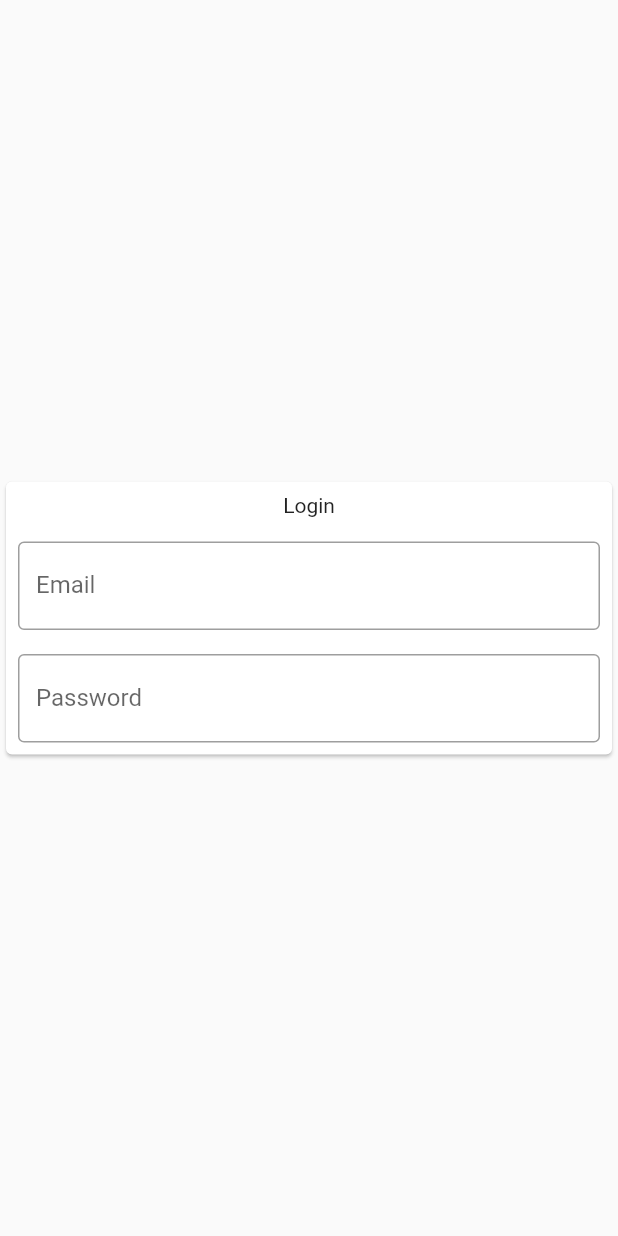
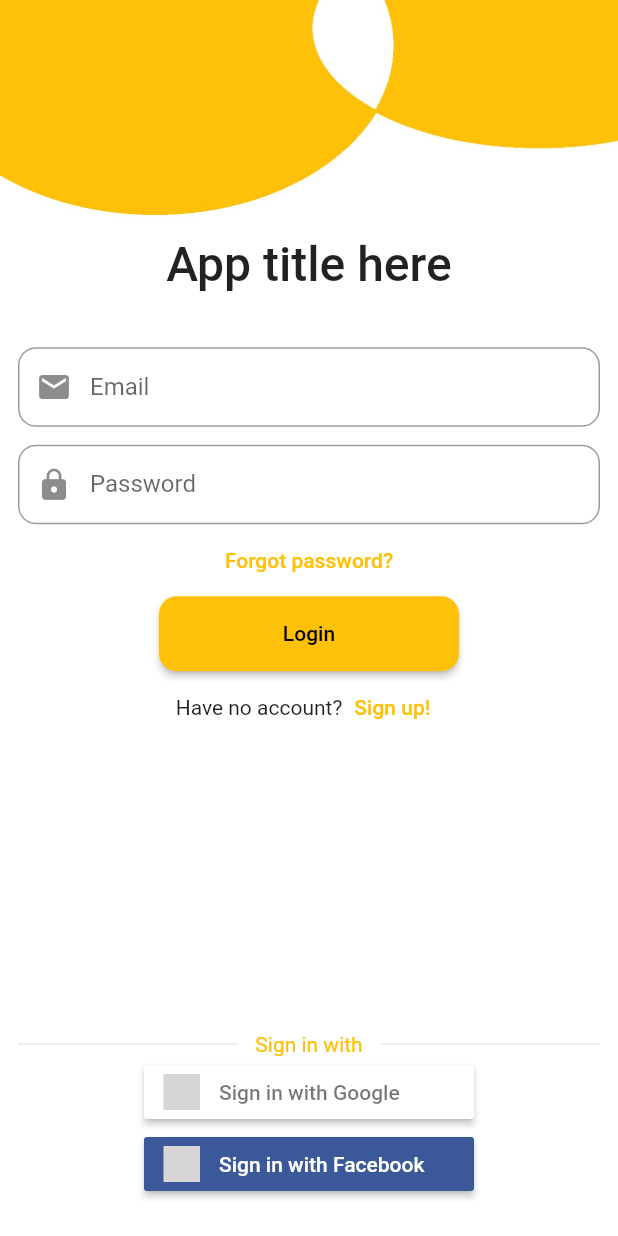
Before and after one commit to johanehinger/booking_template_app, a Flutter app: the screen it shows after launch, on a phone screen of 412 x 824 dp. Run offline on Flutter 3.47's test engine with Material 2 defaults, Android fonts, the phone set to English and light mode, and no system bars; our stand-ins replace flutter_signin_button; grey boxes are pictures that could not be loaded.

Commit message:
feature: added login and sign up screens
This commit introduces a login screen as well as a sign up screen.
Placeholder code is added in actual sign in functions.

```diff
--- /dev/null
+++ b/lib/design/theme_colors.dart
@@ -0,0 +1,5 @@
+import 'package:flutter/material.dart';
+
+class ThemeColors {
+  static const primary = Colors.amber;
+}
--- a/lib/main.dart
+++ b/lib/main.dart
@@ -1,4 +1,6 @@
 import 'package:flutter/material.dart';
+import 'package:flutter/services.dart';
+import 'package:social_influencer_template_app/design/theme_colors.dart';
 import 'package:social_influencer_template_app/screens/auth_screen.dart';
 
 void main() {
@@ -9,10 +11,14 @@ class MyApp extends StatelessWidget {
   // This widget is the root of your application.
   @override
   Widget build(BuildContext context) {
+    SystemChrome.setPreferredOrientations([
+      DeviceOrientation.portraitUp,
+      DeviceOrientation.portraitDown,
+    ]);
     return MaterialApp(
       title: 'Flutter Demo',
       theme: ThemeData(
-        primarySwatch: Colors.blue,
+        primarySwatch: ThemeColors.primary,
       ),
       home: AuthScreen(),
     );
--- a/lib/screens/auth_screen.dart
+++ b/lib/screens/auth_screen.dart
@@ -1,4 +1,8 @@
 import 'package:flutter/material.dart';
+import 'package:flutter_signin_button/button_list.dart';
+import 'package:flutter_signin_button/button_view.dart';
+import 'package:social_influencer_template_app/screens/sign_up_screen.dart';
+import 'package:social_influencer_template_app/widgets/text_input.dart';
 
 class AuthScreen extends StatefulWidget {
   const AuthScreen({Key? key}) : super(key: key);
@@ -8,44 +12,149 @@ class AuthScreen extends StatefulWidget {
 }
 
 class _AuthScreenState extends State<AuthScreen> {
+  void _login() {
+    print("Login");
+  }
+
+  void _forgotPassword() {
+    print("Forgot password");
+  }
+
+  void _signUp() {
+    Navigator.push(
+      context,
+      MaterialPageRoute(
+        builder: (context) => SignUpScreen(),
+      ),
+    );
+  }
+
+  void _loginWithGoogle() {
+    print("Login with google");
+  }
+
   @override
   Widget build(BuildContext context) {
     return Scaffold(
-      body: Column(
-          mainAxisAlignment: MainAxisAlignment.center,
+      body: Container(
+        height: double.infinity,
+        decoration: BoxDecoration(
+          image: const DecorationImage(
+            image: const AssetImage('assets/auth_background.jpg'),
+            fit: BoxFit.cover,
+          ),
+        ),
+        child: Column(
           crossAxisAlignment: CrossAxisAlignment.center,
+          mainAxisAlignment: MainAxisAlignment.spaceAround,
           children: [
-            Card(
-              child: Column(
-                children: [
-                  Padding(
-                    padding: const EdgeInsets.all(8.0),
-                    child: Text('Login'),
-                  ),
-                  Padding(
-                    padding: const EdgeInsets.all(8.0),
-                    child: TextField(
-                      obscureText: false,
-                      decoration: InputDecoration(
-                        border: OutlineInputBorder(),
-                        labelText: 'Email',
+            Expanded(
+              child: Container(
+                child: Column(
+                  crossAxisAlignment: CrossAxisAlignment.center,
+                  mainAxisAlignment: MainAxisAlignment.center,
+                  children: [
+                    const Text(
+                      "App title here",
+                      style: const TextStyle(
+                        fontSize: 32.0,
+                        fontWeight: FontWeight.w500,
                       ),
                     ),
-                  ),
-                  Padding(
-                    padding: const EdgeInsets.all(8.0),
-                    child: TextField(
+                    const SizedBox(
+                      height: 24,
+                    ),
+                    TextInput(
+                      icon: const Icon(
+                        Icons.email,
+                      ),
+                      obscureText: false,
+                      labelText: "Email",
+                    ),
+                    TextInput(
+                      icon: const Icon(
+                        Icons.lock,
+                      ),
                       obscureText: true,
-                      decoration: InputDecoration(
-                        border: OutlineInputBorder(),
-                        labelText: 'Password',
+                      labelText: "Password",
+                    ),
+                    TextButton(
+                        onPressed: _forgotPassword,
+                        child: const Text('Forgot password?')),
+                    Container(
+                      width: 200.0,
+                      height: 50.0,
+                      child: ElevatedButton(
+                        style: ButtonStyle(
+                          shape:
+                              MaterialStateProperty.all<RoundedRectangleBorder>(
+                            RoundedRectangleBorder(
+                              borderRadius: BorderRadius.circular(12.0),
+                            ),
+                          ),
+                        ),
+                        onPressed: _login,
+                        child: const Text('Login'),
                       ),
                     ),
+                    Row(
+                      mainAxisAlignment: MainAxisAlignment.center,
+                      crossAxisAlignment: CrossAxisAlignment.center,
+                      children: [
+                        const Text("Have no account?"),
+                        TextButton(
+                            onPressed: _signUp, child: const Text('Sign up!')),
+                      ],
+                    ),
+                    const SizedBox(
+                      height: 35.0,
+                    ),
+                  ],
+                ),
+              ),
+            ),
+            Container(
+              child: Column(
+                crossAxisAlignment: CrossAxisAlignment.center,
+                mainAxisAlignment: MainAxisAlignment.spaceBetween,
+                children: [
+                  Row(
+                    children: [
+                      const Expanded(
+                        child: const Divider(
+                          indent: 12.0,
+                          endIndent: 12.0,
+                        ),
+                      ),
+                      Text(
+                        "Sign in with",
+                        style: TextStyle(color: Theme.of(context).primaryColor),
+                      ),
+                      const Expanded(
+                        child: const Divider(
+                          indent: 12.0,
+                          endIndent: 12.0,
+                        ),
+                      ),
+                    ],
                   ),
+                  SignInButton(
+                    Buttons.Google,
+                    onPressed: () => _loginWithGoogle(),
+                  ),
+                  SignInButton(
+                    Buttons.Facebook,
+                    onPressed: () => _loginWithGoogle(),
+                  ),
+                  const SizedBox(
+                    height: 24,
+                  )
                 ],
               ),
             ),
-          ]),
+          ],
+        ),
+      ),
     );
   }
 }
--- /dev/null
+++ b/lib/widgets/text_input.dart
@@ -0,0 +1,36 @@
+import 'package:flutter/material.dart';
+
+class TextInput extends StatelessWidget {
+  final Icon icon;
+  final bool obscureText;
+  final String labelText;
+  TextInput({
+    required this.icon,
+    required this.obscureText,
+    required this.labelText,
+  });
+
+  @override
+  Widget build(BuildContext context) {
+    return Container(
+      height: 65.0,
+      padding: const EdgeInsets.only(
+        top: 12.0,
+        left: 12.0,
+        right: 12.0,
+      ),
+      child: TextField(
+        obscureText: obscureText,
+        decoration: InputDecoration(
+          prefixIcon: icon,
+          border: const OutlineInputBorder(
+            borderRadius: const BorderRadius.all(
+              const Radius.circular(12.0),
+            ),
+          ),
+          labelText: labelText,
+        ),
+      ),
+    );
+  }
+}
--- a/pubspec.yaml
+++ b/pubspec.yaml
@@ -21,6 +21,7 @@ environment:
   sdk: ">=2.12.0 <3.0.0"
 
 dependencies:
+  flutter_signin_button: ^2.0.0
   flutter:
     sdk: flutter
 
@@ -49,6 +50,9 @@ flutter:
   #   - images/a_dot_burr.jpeg
   #   - images/a_dot_ham.jpeg
 
+  assets:
+    - assets/auth_background.jpg
+
   # An image asset can refer to one or more resolution-specific "variants", see
   # https://flutter.dev/assets-and-images/#resolution-aware.
 
```
Also changed, not shown: lib/screens/sign_up_screen.dart (added, +195 -0 lines), assets/auth_background.jpg (added), pubspec.lock.
